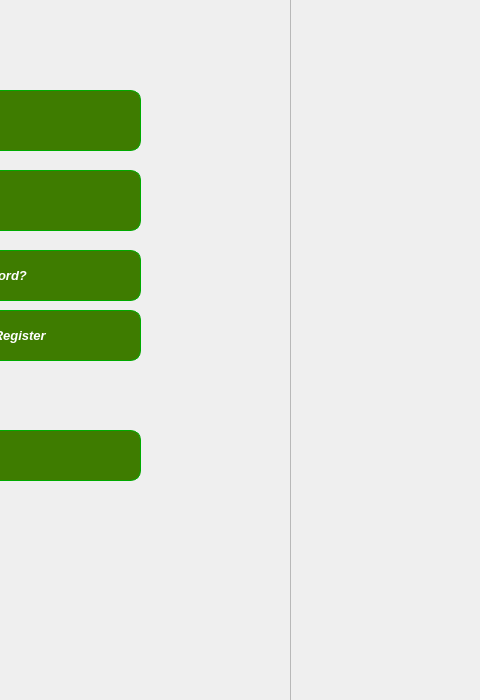
hamidreza2005/PlanetVsZombies, file windows/Login/login.ui: the form before one commit; both pictures show x 720 to 1200 and y 0 to 700 of the 1200 by 700 pixel window.
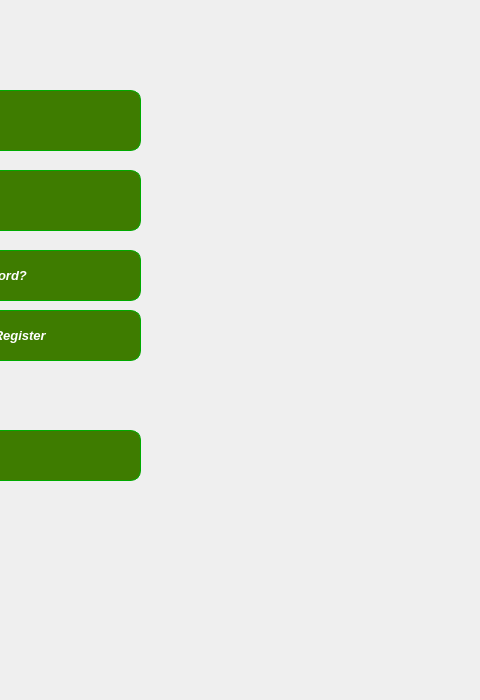
The form after the commit. Icons and pictures are not drawn.

The edit to the form file:
```diff
--- a/windows/Login/login.ui
+++ b/windows/Login/login.ui
@@ -231,34 +231,6 @@
      <string/>
     </property>
    </widget>
-   <widget class="QFrame" name="frame">
-    <property name="geometry">
-     <rect>
-      <x>-20</x>
-      <y>-10</y>
-      <width>1031</width>
-      <height>711</height>
-     </rect>
-    </property>
-    <property name="styleSheet">
-     <string notr="true">background-image:url(:/resources/images/background/b7.png);
-</string>
-    </property>
-    <property name="frameShape">
-     <enum>QFrame::StyledPanel</enum>
-    </property>
-    <property name="frameShadow">
-     <enum>QFrame::Raised</enum>
-    </property>
-   </widget>
-   <zorder>frame</zorder>
-   <zorder>resetPassword</zorder>
-   <zorder>registerLink</zorder>
-   <zorder>submit</zorder>
-   <zorder>passwordLabel</zorder>
-   <zorder>usernameLabel</zorder>
-   <zorder>password</zorder>
-   <zorder>username</zorder>
   </widget>
  </widget>
  <resources/>
```
